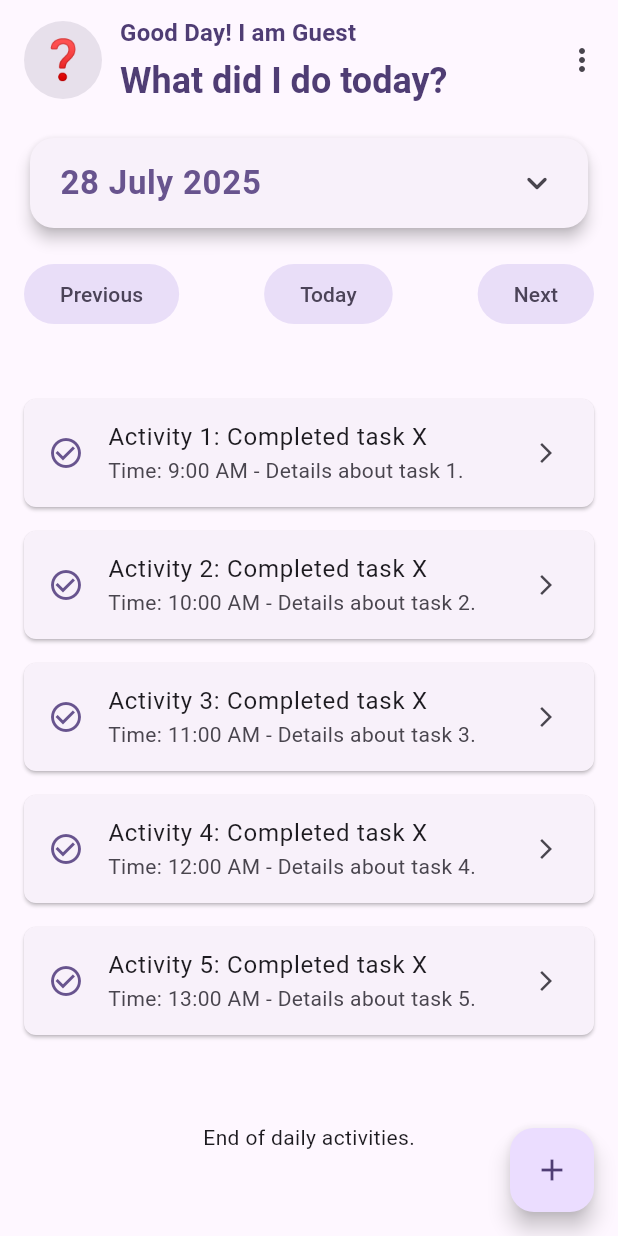
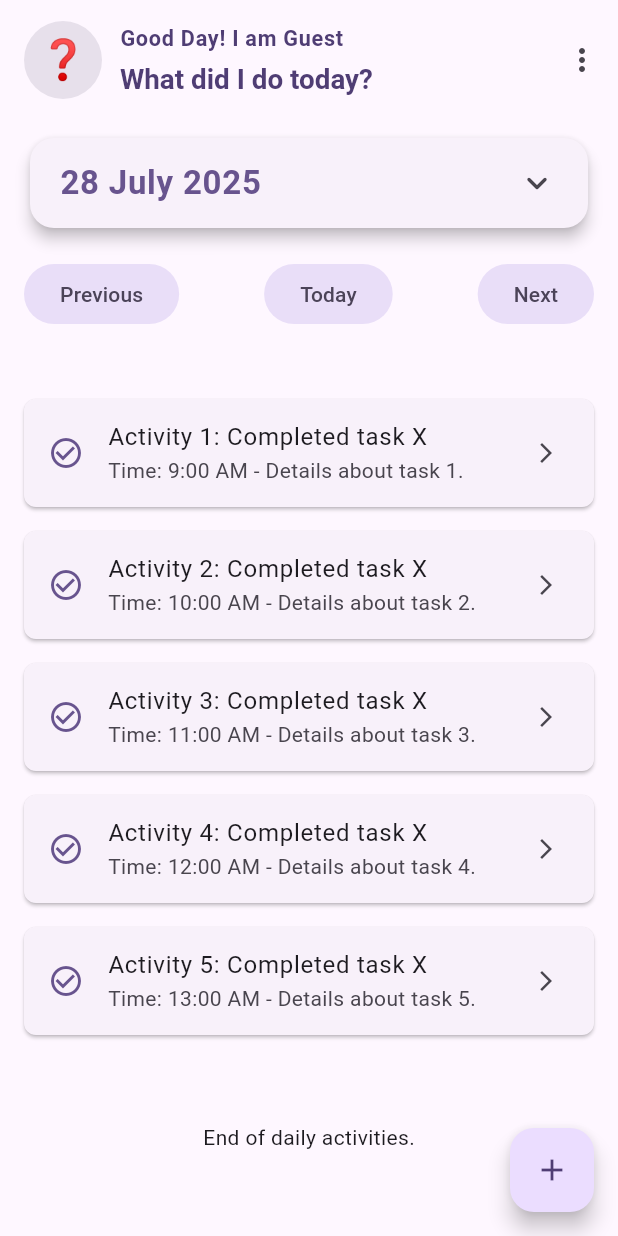
Before and after one commit to HATIMC/what-did-i-do-today, a Flutter app: the screen it shows after launch, on a phone screen of 412 x 824 dp. Run offline on Flutter 3.47's test engine with Material 3 defaults, Android fonts, the phone set to English and light mode, and no system bars; our stand-ins replace local_auth, shared_preferences, table_calendar.

Commit message:
fix wobble in greeting message

```diff
--- a/lib/screen/home_screen.dart
+++ b/lib/screen/home_screen.dart
@@ -47,7 +47,10 @@ class _HomeScreenState extends State<HomeScreen>
 
     WidgetsBinding.instance.addPostFrameCallback((_) {
       final themeManager = Provider.of<ThemeManager>(context, listen: false);
-      final profileManager = Provider.of<ProfileManager>(context, listen: false);
+      final profileManager = Provider.of<ProfileManager>(
+        context,
+        listen: false,
+      );
 
       // Check if both theme and profile are ready
       if (themeManager.preferencesLoaded &&
@@ -55,7 +58,8 @@ class _HomeScreenState extends State<HomeScreen>
           !_hasInitialGreetingAnimated) {
         _startGreetingAnimation();
         _hasInitialGreetingAnimated = true;
-      } else if (!themeManager.preferencesLoaded || profileManager.currentProfile == null) {
+      } else if (!themeManager.preferencesLoaded ||
+          profileManager.currentProfile == null) {
         // Listen to both managers for changes
         themeManager.addListener(_startInitialGreetingOnPreferencesLoad);
         profileManager.addListener(_startInitialGreetingOnPreferencesLoad);
@@ -87,10 +91,14 @@ class _HomeScreenState extends State<HomeScreen>
 
     // Remove listeners from both managers
     if (mounted) {
-      Provider.of<ThemeManager>(context, listen: false)
-          .removeListener(_startInitialGreetingOnPreferencesLoad);
-      Provider.of<ProfileManager>(context, listen: false)
-          .removeListener(_startInitialGreetingOnPreferencesLoad);
+      Provider.of<ThemeManager>(
+        context,
+        listen: false,
+      ).removeListener(_startInitialGreetingOnPreferencesLoad);
+      Provider.of<ProfileManager>(
+        context,
+        listen: false,
+      ).removeListener(_startInitialGreetingOnPreferencesLoad);
     }
 
     _animationController.dispose();
@@ -334,10 +342,13 @@ class _HomeScreenState extends State<HomeScreen>
                   // Profile Emoji Avatar (on left)
                   Consumer<ProfileManager>(
                     builder: (_, profileManager, __) {
-              final emoji = profileManager.currentProfile?.profileImage ?? '🙂';
+                      final emoji =
+                          profileManager.currentProfile?.profileImage ?? '🙂';
                       return CircleAvatar(
                         radius: 26,
-                backgroundColor: Theme.of(context).colorScheme.surfaceVariant,
+                        backgroundColor: Theme.of(
+                          context,
+                        ).colorScheme.surfaceVariant,
                         child: Text(
                           emoji,
                           style: const TextStyle(fontSize: 26),
@@ -353,39 +364,43 @@ class _HomeScreenState extends State<HomeScreen>
                       crossAxisAlignment: CrossAxisAlignment.start,
                       mainAxisSize: MainAxisSize.min,
                       children: [
-                ConstrainedBox(
-                  constraints: BoxConstraints(maxWidth: maxWidth * 0.7),
-                  child: FittedBox(
-                    fit: BoxFit.scaleDown,
-                    alignment: Alignment.centerLeft,
+                        // First text (greeting) - smaller
+                        SizedBox(
+                          width: maxWidth * 0.7,
                           child: Text(
                             '$_animatedText${_showCursor && _isAnimating ? "|" : ""}',
-                      style: Theme.of(context).textTheme.titleMedium?.copyWith(
-                            fontWeight: FontWeight.bold,
-                            color: Theme.of(context).colorScheme.onPrimaryContainer,
+                            style: Theme.of(context).textTheme.bodyLarge
+                                ?.copyWith(
+                                  fontWeight: FontWeight.w600,
+                                  fontSize:
+                                      MediaQuery.of(context).size.width *
+                                      0.035, // Dynamic font size
+                                  color: Theme.of(
+                                    context,
+                                  ).colorScheme.onPrimaryContainer,
                                 ),
                             maxLines: 1,
                             overflow: TextOverflow.ellipsis,
-                      textScaleFactor: 1.0,
-                    ),
                           ),
                         ),
                         const SizedBox(height: 4),
-                ConstrainedBox(
-                  constraints: BoxConstraints(maxWidth: maxWidth * 0.7),
-                  child: FittedBox(
-                    fit: BoxFit.scaleDown,
-                    alignment: Alignment.centerLeft,
+                        // Second text (activity title) - larger
+                        SizedBox(
+                          width: maxWidth * 0.7,
                           child: Text(
                             activityTitle,
-                      style: Theme.of(context).textTheme.headlineSmall?.copyWith(
+                            style: Theme.of(context).textTheme.headlineSmall
+                                ?.copyWith(
                                   fontWeight: FontWeight.bold,
-                            color: Theme.of(context).colorScheme.onPrimaryContainer,
+                                  fontSize:
+                                      MediaQuery.of(context).size.width *
+                                      0.045, // Dynamic font size, larger than first
+                                  color: Theme.of(
+                                    context,
+                                  ).colorScheme.onPrimaryContainer,
                                 ),
                             maxLines: 1,
                             overflow: TextOverflow.ellipsis,
-                      textScaleFactor: 1.0,
-                    ),
                           ),
                         ),
                       ],
```
Lines whose indentation alone changed are shown as unchanged.
